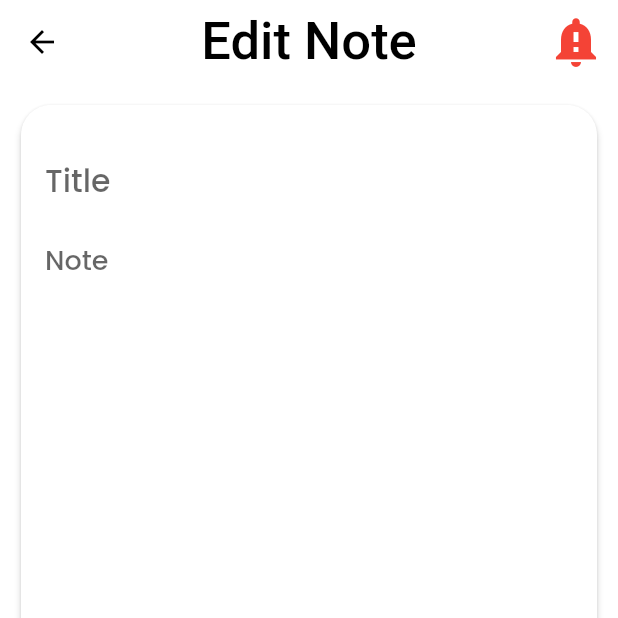
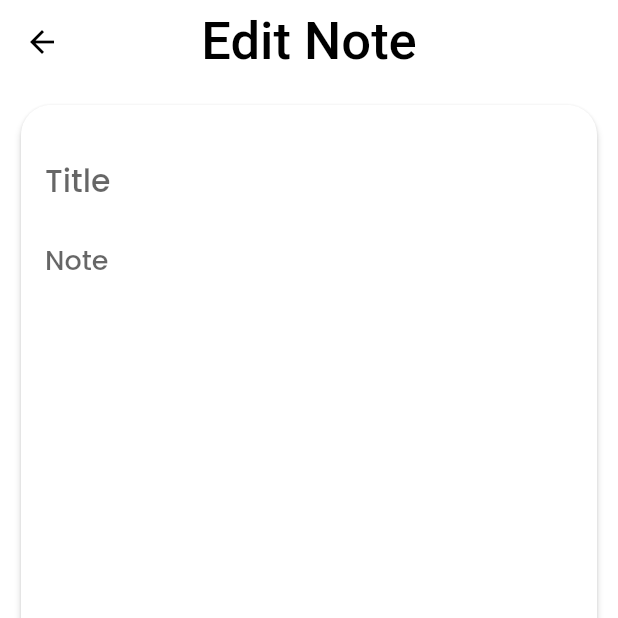
Before and after one commit to adarshbalu/note_worthy, a Flutter app: the screen it shows after launch, after a tap on "Add Note", on a phone screen of 412 x 824 dp, the top half of it. Run offline on Flutter 3.47's test engine with Material 2 defaults, Android fonts, the phone set to English and light mode, and no system bars; our stand-ins replace google_fonts, moor, moor_flutter; generated files the repository leaves out were written again.

Commit message:
Added basic functionality

```diff
--- a/lib/data/database.dart
+++ b/lib/data/database.dart
@@ -7,10 +7,10 @@ class Notes extends Table {
   IntColumn get id => integer().autoIncrement()();
   TextColumn get title => text().withLength(min: 0, max: 50)();
   TextColumn get description => text().withLength(min: 5)();
-  TextColumn get category => text().withLength(min: 5)();
-  TextColumn get type => text().withLength(min: 5)();
+  TextColumn get category => text()();
+  TextColumn get type => text()();
   DateTimeColumn get dateCreated => dateTime()();
-  DateTimeColumn get dueDate => dateTime()();
+  DateTimeColumn get dueDate => dateTime().nullable()();
   BoolColumn get completed => boolean().withDefault(Constant(false))();
   BoolColumn get important => boolean().withDefault(Constant(false))();
 }
--- a/lib/ui/home/home_screen.dart
+++ b/lib/ui/home/home_screen.dart
@@ -1,8 +1,10 @@
 import 'package:flutter/cupertino.dart';
 import 'package:flutter/material.dart';
 import 'package:flutter/widgets.dart';
+import 'package:note_worthy/data/database.dart';
 import 'package:note_worthy/ui/home/home_widgets.dart';
 import 'package:note_worthy/ui/note_screen/note_screen.dart';
+import 'package:provider/provider.dart';
 
 class HomeScreen extends StatefulWidget {
   @override
@@ -11,52 +13,62 @@ class HomeScreen extends StatefulWidget {
 
 class _HomeScreenState extends State<HomeScreen> {
   ScrollController parentController;
+  int importantNotes = 0;
+  Note _note = Note(
+      category: 'None',
+      type: 'None',
+      title: '',
+      description: '',
+      completed: false,
+      important: true,
+      dateCreated: DateTime.now());
   @override
   void initState() {
     parentController = ScrollController();
     super.initState();
   }
 
+  checkImportantNotes(List<Note> noteList) {
+    for (var note in noteList) {
+      if (note.important) importantNotes++;
+    }
+  }
+
   @override
   Widget build(BuildContext context) {
+    final database = Provider.of<AppDatabase>(context);
     return Scaffold(
       appBar: AppBar(
         title: Text('Notes'),
         centerTitle: true,
       ),
-        body: ListView(
-          controller: parentController,
+      body: Column(
         children: <Widget>[
-            SingleChildScrollView(
+          Expanded(
+            child: StreamBuilder(
+                stream: database.watchAllNotes(),
+                builder: (context, snapshot) {
+                  if (snapshot.hasData) {
+                    checkImportantNotes(snapshot.data);
+                    print(importantNotes);
+                    return ListView.builder(
+                      shrinkWrap: true,
                       scrollDirection: Axis.horizontal,
-              child: Row(
-                children: <Widget>[
-                  ImportantCard(
-                    title: 'Title',
-                    body: 'BOduasdlaks',
-                  ),
-                  ImportantCard(
-                    title: 'Title',
-                    body: 'BOduasdlaks',
-                  ),
-                  ImportantCard(
-                    title: 'Title',
-                    body: 'BOduasdlaks',
-                  ),
-                  ImportantCard(
-                    title: 'Title',
-                    body: 'BOduasdlaks',
-                  ),
-                  ImportantCard(
-                    title: 'Title',
-                    body: 'BOduasdlaks',
-                  ),
-                  ImportantCard(
-                    title: 'Title',
-                    body: 'BOduasdlaks',
-                  ),
-                ],
-              ),
+                      itemCount: snapshot.data.length,
+                      itemBuilder: (context, index) {
+                        Note note = snapshot.data[index];
+                        if (note.important)
+                          return ImportantCard(
+                            title: note.title,
+                            body: note.description,
+                          );
+                        else
+                          return SizedBox();
+                      },
+                    );
+                  } else
+                    return SizedBox();
+                }),
           ),
           SizedBox(
             height: 8,
@@ -68,27 +80,38 @@ class _HomeScreenState extends State<HomeScreen> {
               style: TextStyle(fontSize: 30),
             ),
           ),
-            NoteCard(
-              title: 'Name of the Note',
-              date: '12-01-2020',
-              type: 'To-do',
-              category: 'Home',
-              body:
-                  'A container that is typically used with Scaffold.bottomNavigationBar, and can have a notch along the top that makes room for an overlapping FloatingActionButton.Typically used with a Scaffold and a FloatingActionButton.link',
-            ),
-            NoteCard(
-              category: 'Work',
-              title: 'Name of the Note',
-              date: '12-01-2020',
-              type: 'List',
-              body:
-                  'A container that is typically used with Scaffold.bottomNavigationBar, and can have a notch along the top that makes room for an overlapping FloatingActionButton.Typically used with a Scaffold and a FloatingActionButton.link',
-            ),
+          StreamBuilder(
+              stream: database.watchAllNotes(),
+              builder: (context, snapshot) {
+                if (snapshot.hasData) {
+                  print(snapshot.data);
+                  return Expanded(
+                    child: ListView.builder(
+                        shrinkWrap: true,
+                        itemCount: snapshot.data.length,
+                        itemBuilder: (context, index) {
+                          Note note = snapshot.data[index];
+                          return NoteCard(
+                              title: note.title,
+                              date: note.dateCreated.toString(),
+                              type: note.type,
+                              category: note.category,
+                              body: note.description);
+                        }),
+                  );
+                } else
+                  return SizedBox();
+              }),
         ],
       ),
       bottomNavigationBar: AddWidget(
           onTap: () => Navigator.push(
-              context, MaterialPageRoute(builder: (context) => NoteScreen())),
-        ));
+              context,
+              MaterialPageRoute(
+                builder: (context) => NoteScreen(
+                  note: _note,
+                ),
+              ))),
+    );
   }
 }
--- a/lib/ui/note_screen/note_screen.dart
+++ b/lib/ui/note_screen/note_screen.dart
@@ -1,37 +1,45 @@
 import 'package:flutter/cupertino.dart';
 import 'package:flutter/material.dart';
 import 'package:flutter/widgets.dart';
+import 'package:note_worthy/data/database.dart';
+import 'package:provider/provider.dart';
 
 class NoteScreen extends StatefulWidget {
+  final Note note;
+
+  const NoteScreen({Key key, this.note}) : super(key: key);
   @override
   _NoteScreenState createState() => _NoteScreenState();
 }
 
 class _NoteScreenState extends State<NoteScreen> {
   TextEditingController title, body;
+  Note note;
   @override
   void initState() {
-    title = TextEditingController();
-    body = TextEditingController();
+
+    title = TextEditingController(text: widget.note.title ?? '');
+    body = TextEditingController(text: widget.note.description ?? '');
     super.initState();
   }
 
   @override
   Widget build(BuildContext context) {
+    final database = Provider.of<AppDatabase>(context);
     TextStyle textStyle = Theme.of(context).textTheme.bodyText1;
     return Scaffold(
       appBar: AppBar(
         title: Text('Edit Note'),
         centerTitle: true,
         actions: <Widget>[
-          Padding(
-            padding: const EdgeInsets.only(right: 8.0),
-            child: Icon(
-              Icons.notification_important,
-              size: 40,
-              color: Colors.red,
-            ),
-          )
+//          Padding(
+//            padding: const EdgeInsets.only(right: 8.0),
+//            child: Icon(
+//              Icons.notification_important,
+//              size: 40,
+//              color: Colors.red,
+//            ),
+//          )
         ],
       ),
       body: SingleChildScrollView(
@@ -58,7 +66,6 @@ class _NoteScreenState extends State<NoteScreen> {
                         child: TextField(
                           controller: title,
                           style: textStyle.copyWith(fontSize: 21),
-                          onChanged: (value) {},
                           decoration: InputDecoration(
                             hintText: 'Title',
                             labelStyle: textStyle.copyWith(fontSize: 21),
@@ -76,7 +83,6 @@ class _NoteScreenState extends State<NoteScreen> {
                         child: TextField(
                           controller: body,
                           style: textStyle.copyWith(fontSize: 18),
-                          onChanged: (value) {},
                           minLines: 11,
                           maxLines: 11,
                           decoration: InputDecoration(
@@ -141,7 +147,29 @@ class _NoteScreenState extends State<NoteScreen> {
             RaisedButton.icon(
                 shape: RoundedRectangleBorder(
                     borderRadius: BorderRadius.circular(10)),
-                onPressed: () {},
+                onPressed: () async {
+                  if (widget.note.id == null) {
+                    final note = Note(
+                        completed: false,
+                        important: true,
+                        title: title.text,
+                        description: body.text,
+                        category: 'none',
+                        type: 'none',
+                        dateCreated: DateTime.now(),
+                        dueDate: DateTime.now());
+                    await database.insertNote(note);
+                  } else {
+                    note.copyWith(
+                        title: title.text,
+                        description: body.text,
+                        category: 'none',
+                        type: 'none',
+                        dueDate: DateTime.now());
+                    await database.updateNote(note);
+                  }
+                  Navigator.pop(context);
+                },
                 padding: EdgeInsets.symmetric(vertical: 12, horizontal: 30),
                 color: Colors.green,
                 textColor: Colors.white,
--- a/lib/utils/constants.dart
+++ b/lib/utils/constants.dart
@@ -27,3 +27,7 @@ const TextStyle kImportantCardBodyTextStyle = TextStyle(
 enum Category {
   None,
 }
+
+enum Type {
+  None,
+}
```
Also changed, not shown: lib/data/database.g.dart. Lines whose indentation alone changed are shown as unchanged.
